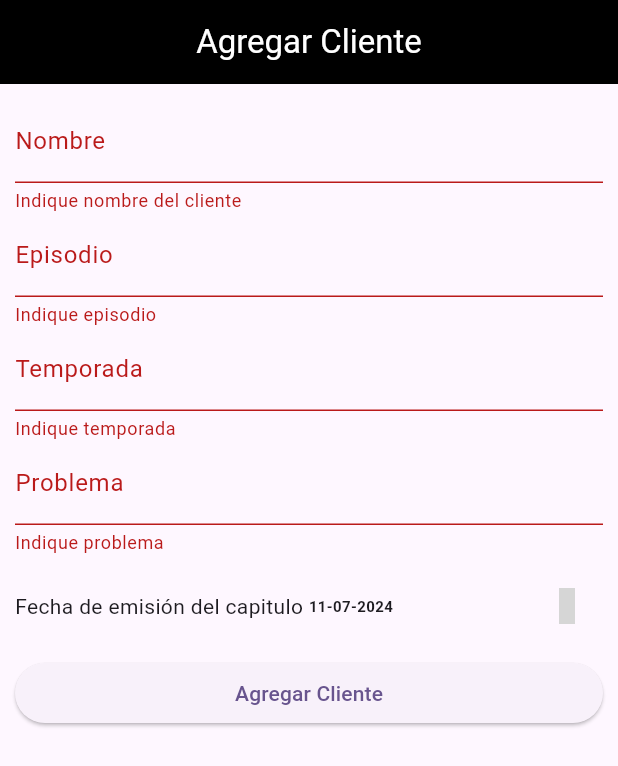
After one commit to Lordpaloma/Certamen3Moviles, a Flutter app: the Registrarcliente screen opened directly, after a tap on "Agregar Cliente", on a phone screen of 412 x 824 dp. The commit adds this screen. Shown: the top 766 px of the screen. Run offline on Flutter 3.47's test engine with Material 3 defaults, Android fonts, the phone set to English and light mode, and no system bars; our stand-ins replace cloud_firestore, firebase_core, flutter_material_design_icons; accounts and stored records are empty; grey boxes are pictures that could not be loaded.

Commit message:
MrBoss
Agregar Cliente, y validar formulario

```diff
--- a/certamen3/lib/main.dart
+++ b/certamen3/lib/main.dart
@@ -1,6 +1,8 @@
 import 'package:certamen3/pages/home_page.dart';
 import 'package:firebase_core/firebase_core.dart';
 import 'package:flutter/material.dart';
+import 'package:flutter_localizations/flutter_localizations.dart';
+import '';
 
 void main() async{
   WidgetsFlutterBinding.ensureInitialized();
@@ -15,6 +17,8 @@ class MyApp extends StatelessWidget {
   @override
   Widget build(BuildContext context) {
     return MaterialApp(
+      localizationsDelegates: GlobalMaterialLocalizations.delegates,
+        supportedLocales: [const Locale('es')] ,
       title: 'Flutter Demo',
       debugShowCheckedModeBanner: false,
       theme: ThemeData(
--- a/certamen3/lib/pages/home_page.dart
+++ b/certamen3/lib/pages/home_page.dart
@@ -11,8 +11,10 @@ class HomePage extends StatelessWidget {
       length: 2,
       child: Scaffold(
         appBar: AppBar(
+
           title: Container(
             height: 40,
+            child: Image.asset('assets/images/logo.png',fit: BoxFit.contain,),
           ),
           bottom: TabBar(
             labelColor: Color.fromARGB(222, 229, 221, 221),
--- /dev/null
+++ b/certamen3/lib/pages/registrar_cliente.dart
@@ -0,0 +1,139 @@
+import 'package:certamen3/services/firestore_service.dart';
+import 'package:certamen3/widgets/tile_clienteres.dart';
+import 'package:flutter/material.dart';
+import 'package:flutter_material_design_icons/flutter_material_design_icons.dart';
+
+class Registrarcliente extends StatefulWidget {
+  const Registrarcliente({super.key});
+
+  @override
+  State<Registrarcliente> createState() => _RegistrarclienteState();
+}
+
+class _RegistrarclienteState extends State<Registrarcliente> {
+  TextEditingController nombreController = TextEditingController();
+  TextEditingController episodioController = TextEditingController();
+  TextEditingController temporadaController = TextEditingController();
+  TextEditingController problemaController = TextEditingController();
+
+  final FormKey = GlobalKey<FormState>();
+  DateTime fecha_emision = DateTime.now();
+
+  @override
+  Widget build(BuildContext context) {
+    return Scaffold(
+      appBar: AppBar(
+        title: Text(
+          'Agregar Cliente',
+          style: TextStyle(color: Colors.white),
+        ),
+      ),
+      body: Form(
+        key: FormKey,
+        child: Padding(
+          padding: EdgeInsets.all(10),
+          child: ListView(
+            children: [
+              TextFormField(
+                controller: nombreController,
+                decoration: InputDecoration(label: Text('Nombre')),
+                validator: (nombre) {
+                  if (nombre!.isEmpty) {
+                    return 'Indique nombre del cliente';
+                  }
+                  if (nombre.length < 2) {
+                    return 'El nombre debe tener al menos 2 caracteres';
+                  }
+                  return null;
+                },
+              ),
+              TextFormField(
+                controller: episodioController,
+                decoration: InputDecoration(label: Text('Episodio')),
+                validator: (nombre) {
+                  if (nombre!.isEmpty) {
+                    return 'Indique episodio';
+                  }
+                  if (int.tryParse(nombre) == null) {
+                    return 'El episodio debe ser un numero';
+                  }
+                  return null;
+                },
+              ),
+              TextFormField(
+                controller: temporadaController,
+                decoration: InputDecoration(label: Text('Temporada')),
+                validator: (nombre) {
+                  if (nombre!.isEmpty) {
+                    return 'Indique temporada';
+                  }
+                  if (int.tryParse(nombre) == null) {
+                    return 'La temporada debe ser un numero';
+                  }
+                  return null;
+                },
+              ),
+              TextFormField(
+                controller: problemaController,
+                decoration: InputDecoration(label: Text('Problema')),
+                validator: (nombre) {
+                  if (nombre!.isEmpty) {
+                    return 'Indique problema';
+                  }
+                  return null;
+                },
+              ),
+              Container(
+                margin: EdgeInsets.only(top: 10),
+                child: Row(
+                  children: [
+                    Text('Fecha de emisión del capitulo '),
+                    Text(
+                      formatofecha.format(fecha_emision),
+                      style:
+                          TextStyle(fontSize: 10, fontWeight: FontWeight.bold),
+                    ),
+                    Spacer(),
+                    IconButton(
+                      icon: Icon(MdiIcons.calendar),
+                      onPressed: () {
+                        showDatePicker(
+                                context: context,
+                                firstDate: DateTime(2021),
+                                lastDate: DateTime.now(),
+                                locale: Locale('es', 'ES'))
+                            .then((fecha) {
+                          setState(() {
+                            fecha_emision = fecha ?? fecha_emision;
+                          });
+                        });
+                      },
+                    )
+                  ],
+                ),
+              ),
+              Container(
+                margin: EdgeInsets.only(top: 10),
+                width: double.infinity,
+                child: ElevatedButton(
+                  child: Text('Agregar Cliente'),
+                  onPressed: () {
+                    if (FormKey.currentState!.validate()) {
+                      FirestoreService().clienteagregar(
+                          nombreController.text.trim(),
+                          problemaController.text.trim(),
+                          int.parse(episodioController.text.trim()),
+                          int.parse(temporadaController.text.trim()),
+                          this.fecha_emision);
+                      Navigator.pop(context);
+                    }
+                  },
+                ),
+              )
+            ],
+          ),
+        ),
+      ),
+    );
+  }
+}
--- a/certamen3/lib/pages/tabs/clientes.dart
+++ b/certamen3/lib/pages/tabs/clientes.dart
@@ -1,3 +1,4 @@
+import 'package:certamen3/pages/registrar_cliente.dart';
 import 'package:certamen3/services/firestore_service.dart';
 import 'package:certamen3/widgets/tile_clienteres.dart';
 import 'package:cloud_firestore/cloud_firestore.dart';
@@ -43,7 +44,6 @@ class _ClientesState extends State<Clientes> {
                         temporada: cliente['temporada'],
                         fecha: cliente['fechaemision'],
                       ),
-
                     ],
                   );
                 },
@@ -52,7 +52,23 @@ class _ClientesState extends State<Clientes> {
           },
         ),
       ),
+      floatingActionButton: FloatingActionButton(
+        child: Icon(
+          Icons.add,
+          color: Colors.blueAccent,
+        ),
+        shape: RoundedRectangleBorder(borderRadius: BorderRadius.circular(30)),
+        onPressed: () {
+          MaterialPageRoute ruta = MaterialPageRoute(
+            builder: (context) => Registrarcliente(),
+          );
+          Navigator.push(context, ruta).then(
+            (value) {
+              setState(() {});
+            },
+          );
+        },
+      ),
     );
   }
-
 }
--- a/certamen3/lib/services/firestore_service.dart
+++ b/certamen3/lib/services/firestore_service.dart
@@ -1,12 +1,22 @@
-
 import 'package:cloud_firestore/cloud_firestore.dart';
 
-class FirestoreService{
-
-  Stream<QuerySnapshot> trabajadores(){
+class FirestoreService {
+  Stream<QuerySnapshot> trabajadores() {
     return FirebaseFirestore.instance.collection('smilingfriends').snapshots();
   }
-    Stream<QuerySnapshot> clientes(){
+
+  Stream<QuerySnapshot> clientes() {
     return FirebaseFirestore.instance.collection('clientesfelices').snapshots();
   }
+
+  Future<void> clienteagregar(String nombre, String problema, int episodio,
+      int temporada, DateTime fechaemision) {
+    return FirebaseFirestore.instance.collection('clientesfelices').doc().set({
+      'nombre':nombre,
+      'problema': problema,
+      'episodio':episodio,
+      'temporada': temporada,
+      'fechaemision': fechaemision
+    });
+  }
 }
--- a/certamen3/pubspec.yaml
+++ b/certamen3/pubspec.yaml
@@ -38,8 +38,9 @@ dependencies:
   firebase_core: ^3.1.1
   cloud_firestore: ^5.0.2
   flutter_material_design_icons: ^1.1.7447
-  intl: ^0.19.0
-
+  intl: ^0.18.1
+  flutter_localizations:
+    sdk: flutter
 
 dev_dependencies:
   flutter_test:
```
Also changed, not shown: certamen3/assets/images/logo.png (added), certamen3/lib/pages/formulario.dart (deleted), certamen3/pubspec.lock.
